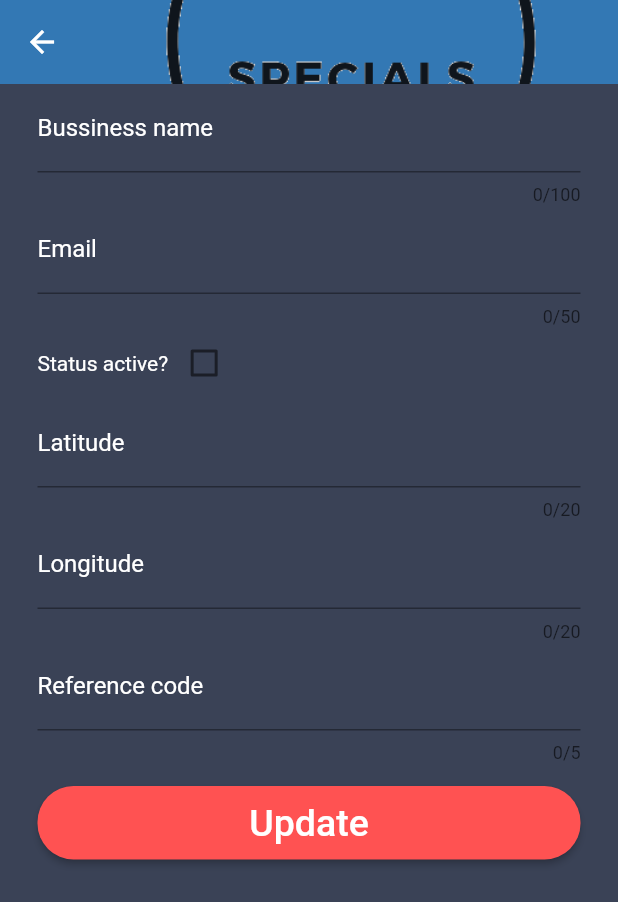
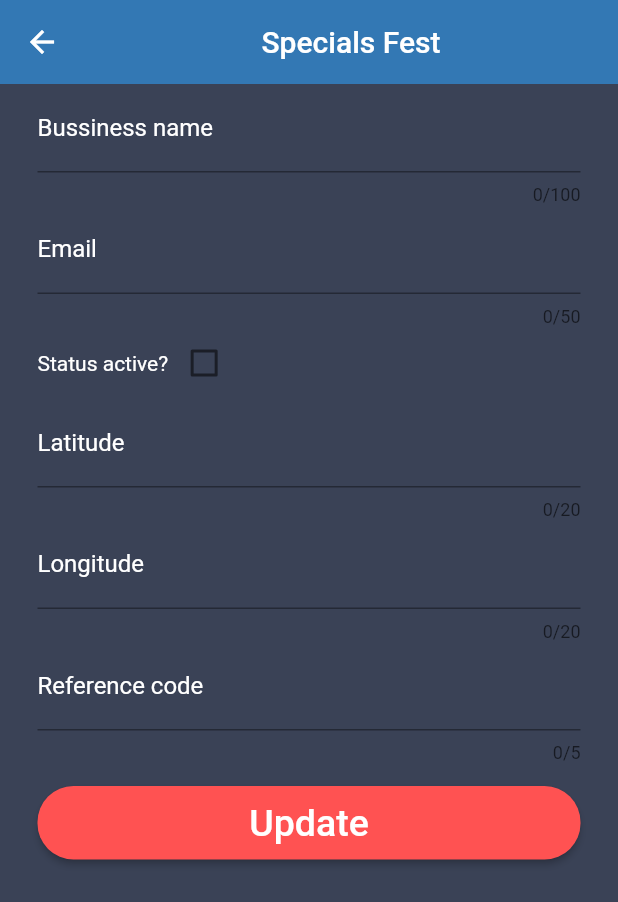
Before and after one commit to BernardDW/SP-Admin-panel, a Flutter app: the ShowDetails screen opened directly with empty values, on a phone screen of 412 x 824 dp. Shown: the top 902 px of the screen. Run offline on Flutter 3.47's test engine with Material 2 defaults, Android fonts, the phone set to English and light mode, and no system bars; our stand-ins replace rflutter_alert; network calls fail.

```diff
--- a/lib/files/card_details.dart
+++ b/lib/files/card_details.dart
@@ -72,7 +72,7 @@ class _ShowDetailsState extends State<ShowDetails> {
           ),
           backgroundColor: Color.fromRGBO(51, 120, 180, 1),
           title:
-              Center(child: Image.asset('Fotos/logo.png', fit: BoxFit.cover)),
+              Center(child: Text("Specials Fest")),
           elevation: 0.0,
         ),
         body: FormUI());
--- a/lib/files/home.dart
+++ b/lib/files/home.dart
@@ -70,7 +70,7 @@ class _HomeState extends State<Home> {
         backgroundColor: Color.fromRGBO(58, 66, 86, 1.0),
         appBar: AppBar(
           backgroundColor: Color.fromRGBO(51, 120, 180, 1),
-          title: Center(child:Image.asset('Fotos/logo.png', fit: BoxFit.cover)),
+          title: Center(child:Text("Specials Fest")),
           elevation: 0.0,
         ),
         body: RefreshIndicator(
--- a/lib/main.dart
+++ b/lib/main.dart
@@ -3,12 +3,9 @@ import 'package:flutter/services.dart';
 import 'files/home.dart';
 
 void main() {
-  SystemChrome.setPreferredOrientations([DeviceOrientation.portraitUp])
-      .then((_) {
-    runApp(new MaterialApp(
+  runApp(new MaterialApp(
       debugShowCheckedModeBanner: false,
       title: 'SF Admin Panel',
       home: Home(),
     ));
-  });
 }
```
Also changed, not shown: pubspec.lock, 1 other file.
